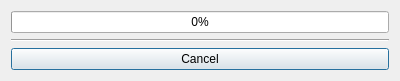
Qt-Widgets/md-pdf-Convert-Markdown-to-PDF, file md-pdf/progress.ui: the form before one commit.
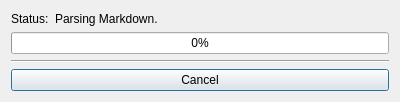
The form after the commit.

Diff of the .ui file:
```diff
--- a/md-pdf/progress.ui
+++ b/md-pdf/progress.ui
@@ -7,13 +7,37 @@
     <x>0</x>
     <y>0</y>
     <width>400</width>
-    <height>79</height>
+    <height>102</height>
    </rect>
   </property>
   <property name="windowTitle">
    <string>Converting Markdown to PDF...</string>
   </property>
   <layout class="QVBoxLayout" name="verticalLayout">
+   <item>
+    <layout class="QHBoxLayout" name="horizontalLayout">
+     <item>
+      <widget class="QLabel" name="label">
+       <property name="text">
+        <string>Status:</string>
+       </property>
+      </widget>
+     </item>
+     <item>
+      <widget class="QLabel" name="m_status">
+       <property name="sizePolicy">
+        <sizepolicy hsizetype="Expanding" vsizetype="Preferred">
+         <horstretch>0</horstretch>
+         <verstretch>0</verstretch>
+        </sizepolicy>
+       </property>
+       <property name="text">
+        <string>Parsing Markdown.</string>
+       </property>
+      </widget>
+     </item>
+    </layout>
+   </item>
    <item>
     <widget class="QProgressBar" name="m_progress">
      <property name="value">
```
